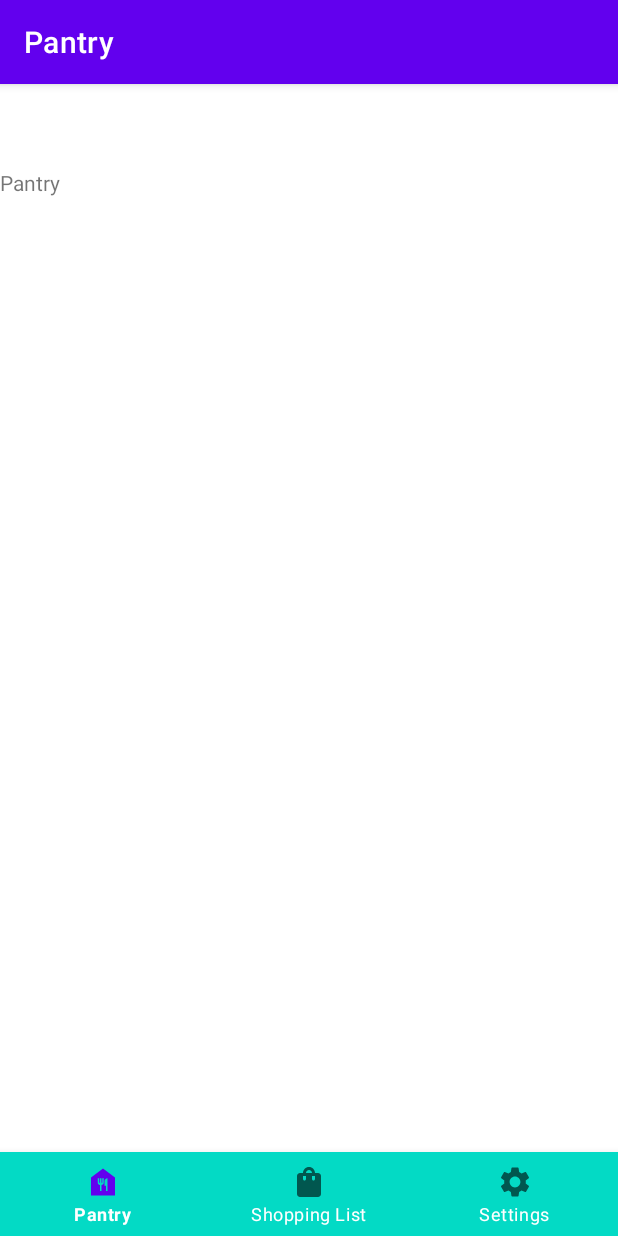
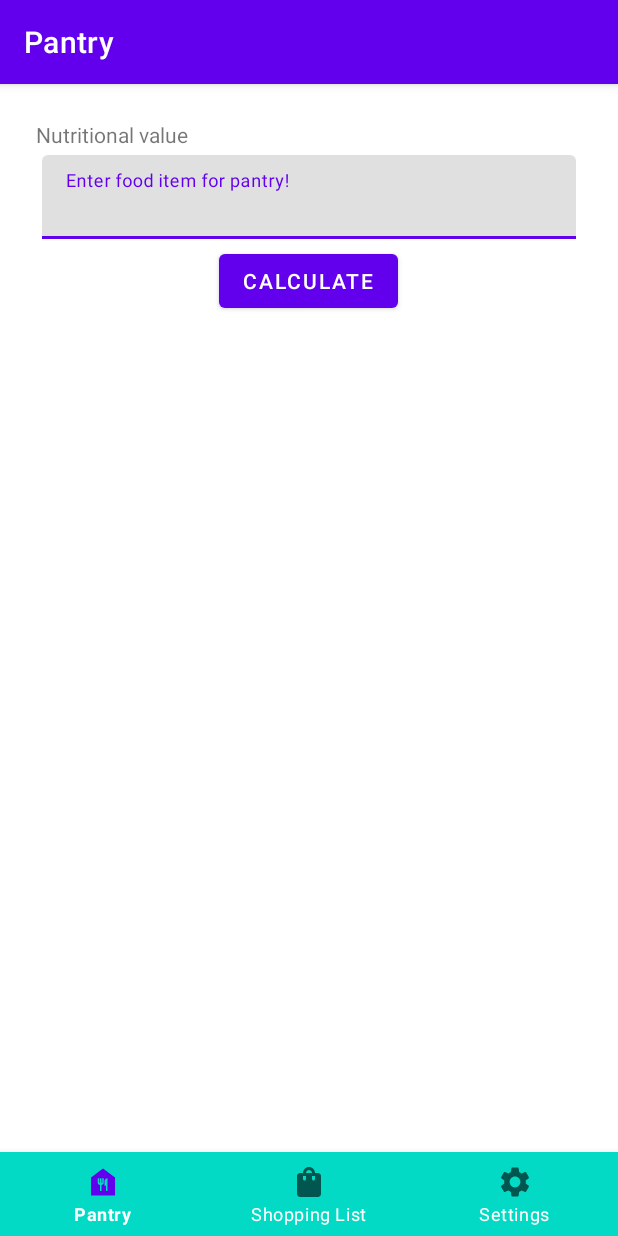
Before and after one commit to SeanAres/CS639Team1Project2021, an Android app: the screen it shows after launch (MainActivity), on a phone screen of 412 x 824 dp. Run offline under Robolectric (Android 15) with nearby library versions, the phone set to English and light mode, and no system bars; our stand-ins replace navigation-ui.

Commit message:
added api for pantry frag

```diff
--- a/HealthyShopper/app/build.gradle
+++ b/HealthyShopper/app/build.gradle
@@ -29,6 +29,7 @@ android {
 }
 
 dependencies {
+
     implementation 'androidx.navigation:navigation-fragment:2.3.1'
     implementation 'androidx.navigation:navigation-ui:2.3.1'
     implementation 'androidx.legacy:legacy-support-v4:1.0.0'
--- a/HealthyShopper/app/src/main/AndroidManifest.xml
+++ b/HealthyShopper/app/src/main/AndroidManifest.xml
@@ -1,7 +1,9 @@
 <?xml version="1.0" encoding="utf-8"?>
 <manifest xmlns:android="http://schemas.android.com/apk/res/android"
     package="pace.cs639.healthyshopper">
-
+    <uses-permission android:name="android.permission.INTERNET" />
+    <uses-permission
+        android:name="android.permission.ACCESS_NETWORK_STATE" />
     <application
         android:allowBackup="true"
         android:icon="@mipmap/ic_launcher"
--- a/HealthyShopper/app/src/main/java/pace/cs639/healthyshopper/pantry.java
+++ b/HealthyShopper/app/src/main/java/pace/cs639/healthyshopper/pantry.java
@@ -2,11 +2,19 @@ package pace.cs639.healthyshopper;
 
 import android.os.Bundle;
 
+import androidx.annotation.NonNull;
 import androidx.fragment.app.Fragment;
 
+import android.util.Log;
 import android.view.LayoutInflater;
 import android.view.View;
 import android.view.ViewGroup;
+import android.widget.EditText;
+import android.widget.TextView;
+
+import com.google.android.material.button.MaterialButton;
+import com.google.android.material.textfield.TextInputEditText;
+import com.google.android.material.textfield.TextInputLayout;
 
 /**
  * A simple {@link Fragment} subclass.
@@ -19,6 +27,9 @@ public class pantry extends Fragment {
     // the fragment initialization parameters, e.g. ARG_ITEM_NUMBER
     private static final String ARG_PARAM1 = "param1";
     private static final String ARG_PARAM2 = "param2";
+    private TextInputEditText nutrientsEditText;
+    private TextView mNutrientsText;
+    private MaterialButton calculateButton;
 
     // TODO: Rename and change types of parameters
     private String mParam1;
@@ -56,9 +67,27 @@ public class pantry extends Fragment {
     }
 
     @Override
-    public View onCreateView(LayoutInflater inflater, ViewGroup container,
-                             Bundle savedInstanceState) {
+    public View onCreateView(
+            @NonNull LayoutInflater inflater, ViewGroup container, Bundle savedInstanceState) {
         // Inflate the layout for this fragment
-        return inflater.inflate(R.layout.fragment_pantry, container, false);
+        View view = inflater.inflate(R.layout.fragment_pantry, container, false);
+        mNutrientsText = (TextView)view.findViewById(R.id.nutrientText);
+        nutrientsEditText = (TextInputEditText)view.findViewById(R.id.nutrients);
+        final String TAG = "Pantry";
+        calculateButton = view.findViewById(R.id.calculate_btn);
+
+        // Set an error if the password is less than 8 characters.
+        calculateButton.setOnClickListener(new View.OnClickListener() {
+            @Override
+            public void onClick(View view) {
+                Log.i(TAG, "Button Clicked");
+                String queryString = nutrientsEditText.getText().toString();
+                Log.i(TAG, queryString);
+                new FetchNutrients(mNutrientsText).execute(queryString);
+            }
+        });
+
+
+        return view;
     }
 }
--- a/HealthyShopper/app/src/main/res/layout/activity_main.xml
+++ b/HealthyShopper/app/src/main/res/layout/activity_main.xml
@@ -4,7 +4,6 @@
     android:id="@+id/myContainer"
     android:layout_width="match_parent"
     android:layout_height="match_parent"
-    android:paddingTop="?attr/actionBarSize"
     android:background="@color/white">
 
     <com.google.android.material.bottomnavigation.BottomNavigationView
--- a/HealthyShopper/app/src/main/res/layout/fragment_pantry.xml
+++ b/HealthyShopper/app/src/main/res/layout/fragment_pantry.xml
@@ -1,14 +1,41 @@
 <?xml version="1.0" encoding="utf-8"?>
-<FrameLayout xmlns:android="http://schemas.android.com/apk/res/android"
-    xmlns:tools="http://schemas.android.com/tools"
+<LinearLayout xmlns:android="http://schemas.android.com/apk/res/android"
     android:layout_width="match_parent"
-    android:layout_height="match_parent"
-    tools:context=".pantry">
+    android:layout_height="wrap_content"
+    android:clipChildren="false"
+    android:clipToPadding="false"
+    android:orientation="vertical"
+    android:padding="24dp"
+    android:paddingTop="16dp">
 
-    <!-- TODO: Update blank fragment layout -->
     <TextView
+        android:id="@+id/nutrientText"
         android:layout_width="match_parent"
-        android:layout_height="match_parent"
-        android:text="@string/pantry_label" />
+        android:layout_height="wrap_content"
+        android:text="@string/food_value_text" />
 
-</FrameLayout>
+    <com.google.android.material.textfield.TextInputLayout
+        android:layout_width="match_parent"
+        android:layout_height="wrap_content"
+        android:layout_margin="4dp"
+        android:hint="@string/pantry_edit_text">
+
+        <com.google.android.material.textfield.TextInputEditText
+            android:id = "@+id/nutrients"
+            android:layout_width="match_parent"
+            android:layout_height="wrap_content"
+            android:inputType="text"
+            android:maxLines="1" />
+    </com.google.android.material.textfield.TextInputLayout>
+
+
+    <com.google.android.material.button.MaterialButton
+        android:id="@+id/calculate_btn"
+        android:layout_width="wrap_content"
+
+        android:layout_gravity="center"
+        android:layout_height="wrap_content"
+        android:text="@string/calculate_btn" />
+
+
+</LinearLayout>
--- a/HealthyShopper/app/src/main/res/values/strings.xml
+++ b/HealthyShopper/app/src/main/res/values/strings.xml
@@ -6,4 +6,7 @@
 
     <!-- TODO: Remove or change this placeholder text -->
     <string name="hello_blank_fragment">Hello blank fragment</string>
+    <string name="pantry_edit_text">Enter food item for pantry!</string>
+    <string name="calculate_btn">Calculate</string>
+    <string name="food_value_text">Nutritional value</string>
 </resources>
```
Also changed, not shown: HealthyShopper/app/src/main/java/pace/cs639/healthyshopper/FetchNutrients.java (added, +58 -0 lines), HealthyShopper/app/src/main/java/pace/cs639/healthyshopper/NetworkUtils.java (added, +75 -0 lines).
